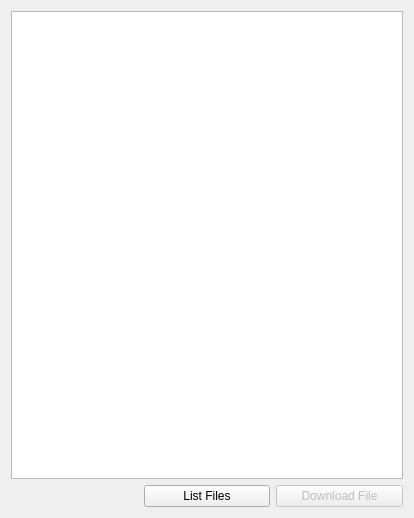
Above: src/ui/QGCUASFileView.ui from mavlink/qgroundcontrol before the change. Below: the same form after it.
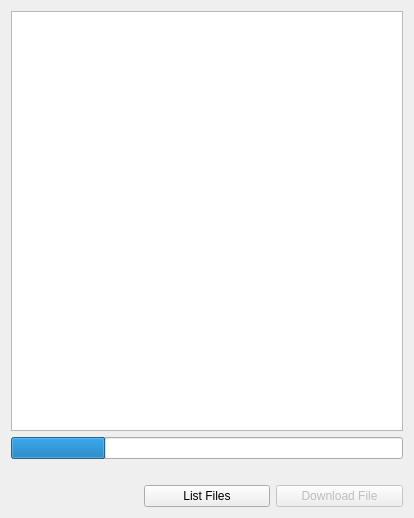
That is the form after the change.

Commit message:
Added progress indicator, download speed
Also updated to latest QGCUASFileManager implementation.

Diff of the .ui file:
```diff
--- a/src/ui/QGCUASFileView.ui
+++ b/src/ui/QGCUASFileView.ui
@@ -14,13 +14,23 @@
    <string>Form</string>
   </property>
   <layout class="QGridLayout" name="gridLayout">
-   <item row="1" column="1">
+   <item row="3" column="1">
     <widget class="QPushButton" name="listFilesButton">
      <property name="text">
       <string>List Files</string>
      </property>
     </widget>
    </item>
+   <item row="1" column="0" colspan="3">
+    <widget class="QProgressBar" name="progressBar">
+     <property name="value">
+      <number>24</number>
+     </property>
+     <property name="textVisible">
+      <bool>false</bool>
+     </property>
+    </widget>
+   </item>
    <item row="0" column="0" colspan="3">
     <widget class="QTreeWidget" name="treeWidget">
      <property name="headerHidden">
@@ -33,7 +43,7 @@
      </column>
     </widget>
    </item>
-   <item row="1" column="2">
+   <item row="3" column="2">
     <widget class="QPushButton" name="downloadButton">
      <property name="enabled">
       <bool>false</bool>
@@ -43,6 +53,19 @@
      </property>
     </widget>
    </item>
+   <item row="2" column="0" colspan="3">
+    <widget class="QLabel" name="statusText">
+     <property name="sizePolicy">
+      <sizepolicy hsizetype="Expanding" vsizetype="Preferred">
+       <horstretch>0</horstretch>
+       <verstretch>0</verstretch>
+      </sizepolicy>
+     </property>
+     <property name="text">
+      <string/>
+     </property>
+    </widget>
+   </item>
   </layout>
  </widget>
  <resources/>
```
The commit also changes 2 other files.
